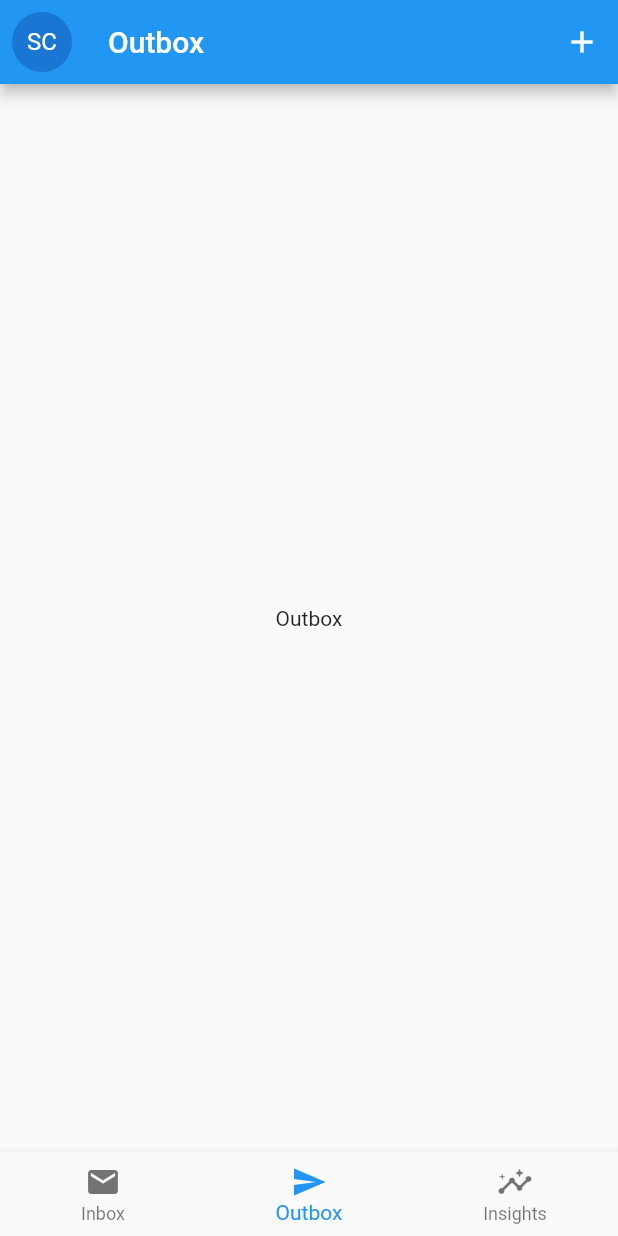
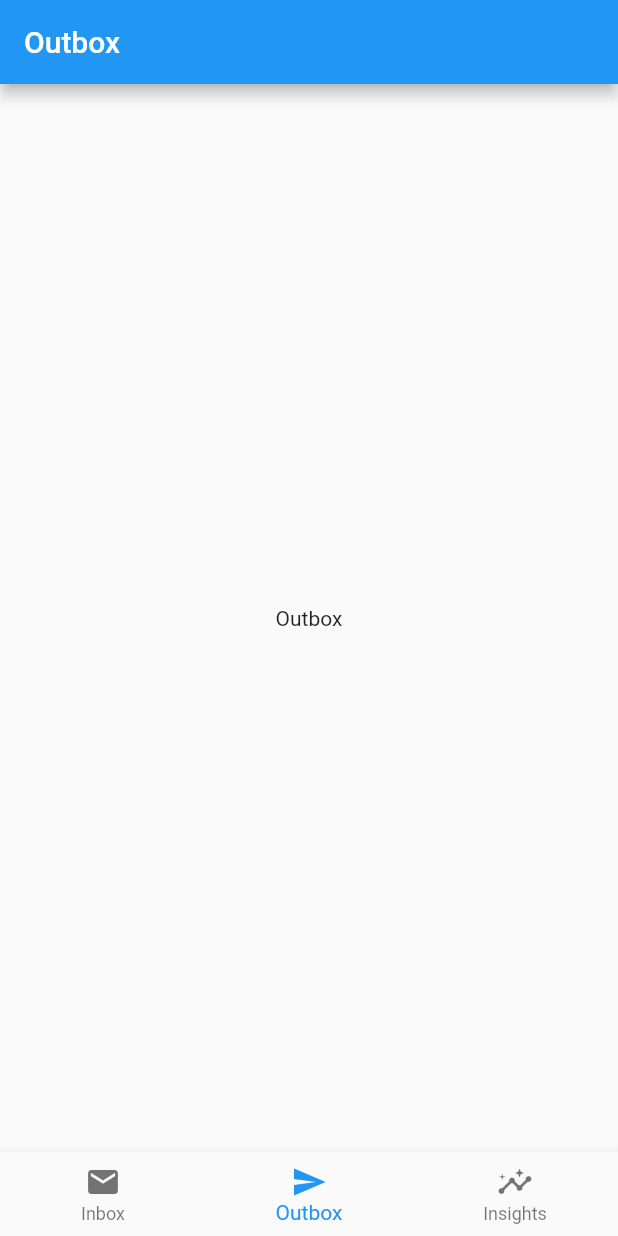
Before and after one commit to seanconnollydev/flutter_custom_app_bar, a Flutter app: the screen it shows after launch, item 2 of the bottom bar chosen, on a phone screen of 412 x 824 dp. Run offline on Flutter 3.47's test engine with Material 2 defaults, Android fonts, the phone set to English and light mode, and no system bars; our stand-ins replace go_router.

Commit message:
This is what it looks like with just separate screens

```diff
--- a/lib/router.dart
+++ b/lib/router.dart
@@ -1,18 +1,27 @@
 import 'package:flutter/material.dart';
 import 'package:flutter_custom_app_bar/screens/home_screen.dart';
+import 'package:flutter_custom_app_bar/screens/inbox_screen.dart';
+import 'package:flutter_custom_app_bar/screens/insights_screen.dart';
+import 'package:flutter_custom_app_bar/screens/outbox_screen.dart';
 import 'package:go_router/go_router.dart';
-
-import 'views/home/home_screen_tabs.dart';
 
 final GoRouter router = GoRouter(
   routes: <GoRoute>[
     GoRoute(
       path: '/',
-      builder: (BuildContext context, GoRouterState state) {
-        final args = state.extra as HomeScreenArguments? ??
-            HomeScreenArguments(HomeScreenTab.inbox);
-        return HomeScreen(args: args);
-      },
+      redirect: (state) => '/inbox',
+    ),
+    GoRoute(
+      path: '/inbox',
+      builder: (context, state) => const InboxScreen(),
+    ),
+    GoRoute(
+      path: '/outbox',
+      builder: (context, state) => const OutboxScreen(),
+    ),
+    GoRoute(
+      path: '/insights',
+      builder: (context, state) => const InsightsScreen(),
     ),
   ],
 );
--- a/lib/screens/home_screen.dart
+++ b/lib/screens/home_screen.dart
@@ -1,53 +1,66 @@
-import 'package:flutter/material.dart';
-import 'package:flutter_custom_app_bar/views/home/home_screen_tabs.dart';
-import 'package:go_router/go_router.dart';
+// import 'package:flutter/material.dart';
+// import 'package:flutter_custom_app_bar/views/home/home_screen_tabs.dart';
+// import 'package:go_router/go_router.dart';
 
-class HomeScreenArguments {
-  final HomeScreenTab tab;
+// class HomeScreenArguments {
+//   final HomeScreenTab tab;
 
-  HomeScreenArguments(this.tab);
-}
+//   HomeScreenArguments(this.tab);
+// }
 
-class HomeScreen extends StatefulWidget {
-  final HomeScreenArguments args;
+// class HomeScreen extends StatefulWidget {
+//   final HomeScreenArguments args;
 
-  const HomeScreen({Key? key, required this.args}) : super(key: key);
+//   const HomeScreen({Key? key, required this.args}) : super(key: key);
 
-  @override
-  State<HomeScreen> createState() => _HomeScreenState();
-}
+//   @override
+//   State<HomeScreen> createState() => _HomeScreenState();
+// }
 
-class _HomeScreenState extends State<HomeScreen> {
-  @override
-  Widget build(BuildContext context) {
-    final tabIndex = widget.args.tab.index;
-    final view = HomeScreenTabView.getView(widget.args.tab);
+// class _HomeScreenState extends State<HomeScreen> {
+//   @override
+//   Widget build(BuildContext context) {
+//     final tabIndex = widget.args.tab.index;
+//     /*
+//     return HomeScreenViewBuilder(
+//       currentView: widget.args.tab, // TODO: Consider changing this `view`
+//       builder: (context, view) {
+//         return Scaffold(
+//           appBar: controller.appBar(),
+//           body: controller.body(),
+//           bottomNavigationBar: BottomNavigationBar(),
+//         )
+//       }
+//     )
+//   */
 
-    return Scaffold(
-      appBar: view.appBar(),
-      body: view.body(),
-      bottomNavigationBar: BottomNavigationBar(
-        currentIndex: tabIndex,
-        onTap: (value) {
-          context.go('/',
-              extra: HomeScreenArguments(HomeScreenTab.values
-                  .firstWhere((tab) => tab.index == value)));
-        },
-        items: const [
-          BottomNavigationBarItem(
-            icon: Icon(Icons.mail),
-            label: 'Inbox',
-          ),
-          BottomNavigationBarItem(
-            icon: Icon(Icons.send),
-            label: 'Outbox',
-          ),
-          BottomNavigationBarItem(
-            icon: Icon(Icons.insights),
-            label: 'Insights',
-          ),
-        ],
-      ),
-    );
-  }
-}
+//     return HomeScreenTabView.controller(
+//       child: Scaffold(
+//         appBar: view.appBar(),
+//         body: view.body(),
+//         bottomNavigationBar: BottomNavigationBar(
+//           currentIndex: tabIndex,
+//           onTap: (value) {
+//             context.go('/',
+//                 extra: HomeScreenArguments(HomeScreenTab.values
+//                     .firstWhere((tab) => tab.index == value)));
+//           },
+//           items: const [
+//             BottomNavigationBarItem(
+//               icon: Icon(Icons.mail),
+//               label: 'Inbox',
+//             ),
+//             BottomNavigationBarItem(
+//               icon: Icon(Icons.send),
+//               label: 'Outbox',
+//             ),
+//             BottomNavigationBarItem(
+//               icon: Icon(Icons.insights),
+//               label: 'Insights',
+//             ),
+//           ],
+//         ),
+//       ),
+//     );
+//   }
+// }
--- /dev/null
+++ b/lib/screens/outbox_screen.dart
@@ -0,0 +1,19 @@
+import 'package:flutter/material.dart';
+import '../views/home/home_screen_tabs.dart';
+
+class OutboxScreen extends StatelessWidget {
+  const OutboxScreen({Key? key}) : super(key: key);
+
+  @override
+  Widget build(BuildContext context) {
+    return HomeScreenScaffold(
+      tab: HomeScreenTab.outbox,
+      appBar: AppBar(
+        title: const Text('Outbox'),
+      ),
+      body: const Center(
+        child: Text('Outbox'),
+      ),
+    );
+  }
+}
--- a/lib/views/home/home_screen_tabs.dart
+++ b/lib/views/home/home_screen_tabs.dart
@@ -1,24 +1,104 @@
 import 'package:flutter/material.dart';
+import 'package:go_router/go_router.dart';
 
-import 'inbox_view.dart';
-import 'insights_view.dart';
-import 'outbox_view.dart';
+class HomeScreenScaffold extends StatelessWidget {
+  final PreferredSizeWidget appBar;
+  final Widget body;
+  final HomeScreenTab tab;
+  const HomeScreenScaffold({
+    Key? key,
+    required this.tab,
+    required this.appBar,
+    required this.body,
+  }) : super(key: key);
 
-abstract class HomeScreenTabView {
-  Widget body();
-
-  PreferredSizeWidget appBar();
-
-  static HomeScreenTabView getView(HomeScreenTab tab) {
-    switch (tab) {
-      case HomeScreenTab.inbox:
-        return InboxView();
-      case HomeScreenTab.outbox:
-        return OutboxView();
-      case HomeScreenTab.insights:
-        return InsightsView();
-    }
+  @override
+  Widget build(BuildContext context) {
+    return Scaffold(
+      appBar: appBar,
+      body: body,
+      bottomNavigationBar: BottomNavigationBar(
+        currentIndex: tab.index,
+        onTap: (index) {
+          final tab = HomeScreenTab.values.firstWhere((t) => t.index == index);
+          final route = _getRoute(tab);
+          try {
+            context.pop();
+          } catch (e) {}
+          context.go(route);
+        },
+        items: const [
+          BottomNavigationBarItem(
+            icon: Icon(Icons.mail),
+            label: 'Inbox',
+          ),
+          BottomNavigationBarItem(
+            icon: Icon(Icons.send),
+            label: 'Outbox',
+          ),
+          BottomNavigationBarItem(
+            icon: Icon(Icons.insights),
+            label: 'Insights',
+          ),
+        ],
+      ),
+    );
   }
 }
 
+// class HomeScreenTabView extends StatelessWidget {
+//   final Widget child;
+//   const HomeScreenTabView({Key? key, required this.child}) : super(key: key);
+
+//   @override
+//   Widget build(BuildContext context) {
+//     return Container(child: child);
+//   }
+
+//   Widget body() {
+//     return Container();
+//   }
+
+//   PreferredSizeWidget appBar() {
+//     return AppBar();
+//   }
+
+//   static HomeScreenTabView getView(
+//       {required HomeScreenTab tab, required Widget child}) {
+//     switch (tab) {
+//       case HomeScreenTab.inbox:
+//         return InboxView(child: child);
+//       case HomeScreenTab.outbox:
+//         return OutboxView(child: child);
+//       case HomeScreenTab.insights:
+//         return InsightsView(child: child);
+//     }
+//   }
+// }
+
+// class HomeScreenViewBuilder extends StatelessWidget {
+//   final HomeScreenTab tab;
+//   final Widget Function(HomeScreenTabView view) builder;
+//   const HomeScreenViewBuilder({ Key? key, required this.tab, required this.builder }) : super(key: key);
+
+//   @override
+//   Widget build(BuildContext context) {
+//     final view = HomeScreenTabView.getView()
+//     return Container(
+
+//     );
+//   }
+// }
+
 enum HomeScreenTab { inbox, outbox, insights }
+
+String _getRoute(HomeScreenTab tab) {
+  switch (tab) {
+    case HomeScreenTab.inbox:
+      return '/inbox';
+    case HomeScreenTab.outbox:
+      return '/outbox';
+    case HomeScreenTab.insights:
+      return '/insights';
+  }
+}
--- a/lib/views/home/inbox_view.dart
+++ b/lib/views/home/inbox_view.dart
@@ -1,32 +1,35 @@
-import 'package:flutter/material.dart';
+// import 'package:flutter/material.dart';
 
-import 'home_app_bar.dart';
-import 'home_screen_tabs.dart';
+// import 'home_app_bar.dart';
+// import 'home_screen_tabs.dart';
 
-class InboxView extends HomeScreenTabView {
-  @override
-  Widget body() {
-    return const _InboxBody();
-  }
+// class InboxView extends HomeScreenTabView {
+//   const InboxView({Key? key, required Widget child})
+//       : super(key: key, child: child);
 
-  @override
-  PreferredSizeWidget appBar() {
-    return HomeAppBar(
-      title: const Text('Inbox'),
-      actions: [
-        IconButton(onPressed: () {}, icon: const Icon(Icons.search)),
-      ],
-    );
-  }
-}
+//   @override
+//   Widget body() {
+//     return const _InboxBody();
+//   }
 
-class _InboxBody extends StatelessWidget {
-  const _InboxBody({Key? key}) : super(key: key);
+//   @override
+//   PreferredSizeWidget appBar() {
+//     return HomeAppBar(
+//       title: const Text('Inbox'),
+//       actions: [
+//         IconButton(onPressed: () {}, icon: const Icon(Icons.search)),
+//       ],
+//     );
+//   }
+// }
 
-  @override
-  Widget build(BuildContext context) {
-    return const Center(
-      child: Text('Inbox'),
-    );
-  }
-}
+// class _InboxBody extends StatelessWidget {
+//   const _InboxBody({Key? key}) : super(key: key);
+
+//   @override
+//   Widget build(BuildContext context) {
+//     return const Center(
+//       child: Text('Inbox'),
+//     );
+//   }
+// }
--- a/lib/views/home/outbox_view.dart
+++ b/lib/views/home/outbox_view.dart
@@ -1,32 +1,40 @@
-import 'package:flutter/material.dart';
+// import 'package:flutter/material.dart';
 
-import 'home_app_bar.dart';
-import 'home_screen_tabs.dart';
+// import 'home_app_bar.dart';
+// import 'home_screen_tabs.dart';
 
-class OutboxView extends HomeScreenTabView {
-  @override
-  Widget body() {
-    return const _OutboxBody();
-  }
+// class OutboxView extends HomeScreenTabView {
+//   const OutboxView({Key? key, required Widget child})
+//       : super(key: key, child: child);
 
-  @override
-  PreferredSizeWidget appBar() {
-    return HomeAppBar(
-      title: const Text('Outbox'),
-      actions: [
-        IconButton(onPressed: () {}, icon: const Icon(Icons.add)),
-      ],
-    );
-  }
-}
+//   @override
+//   Widget controller({required Widget child}) {
+//     return DefaultTabController(length: 3, child: child);
+//   }
 
-class _OutboxBody extends StatelessWidget {
-  const _OutboxBody({Key? key}) : super(key: key);
+//   @override
+//   Widget body() {
+//     return const _OutboxBody();
+//   }
 
-  @override
-  Widget build(BuildContext context) {
-    return const Center(
-      child: Text('Outbox'),
-    );
-  }
-}
+//   @override
+//   PreferredSizeWidget appBar() {
+//     return HomeAppBar(
+//       title: const Text('Outbox'),
+//       actions: [
+//         IconButton(onPressed: () {}, icon: const Icon(Icons.add)),
+//       ],
+//     );
+//   }
+// }
+
+// class _OutboxBody extends StatelessWidget {
+//   const _OutboxBody({Key? key}) : super(key: key);
+
+//   @override
+//   Widget build(BuildContext context) {
+//     return const Center(
+//       child: Text('Outbox'),
+//     );
+//   }
+// }
```
Also changed, not shown: lib/screens/inbox_screen.dart (added, +19 -0 lines), lib/screens/insights_screen.dart (added, +19 -0 lines), lib/views/home/insights_view.dart (+30 -27 lines).
